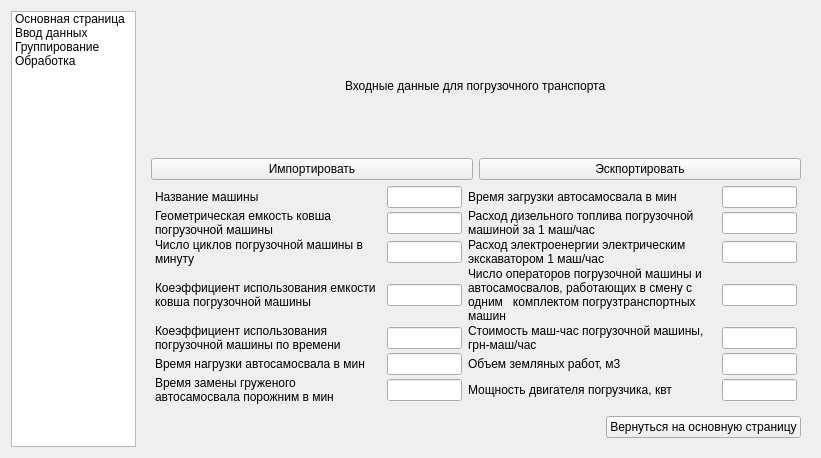
This is sources/gui/PTKMainStackForm.ui in MaxDavidenko/ptkAdvisor as Qt 5 draws it before an edit. The edited form follows.
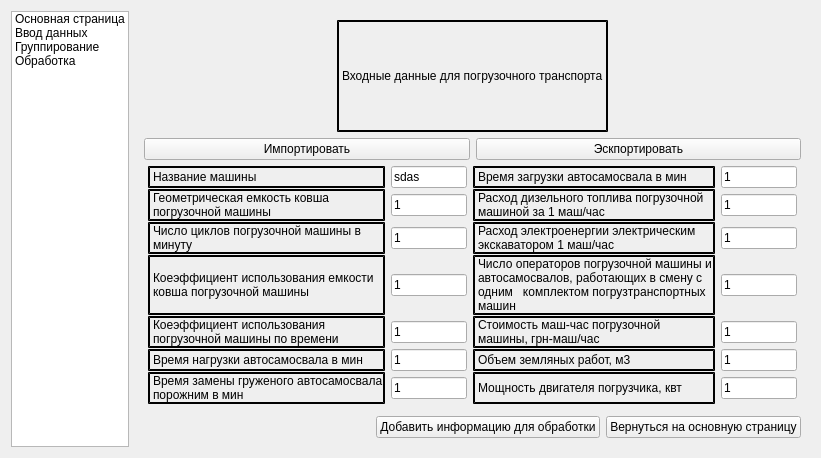
This is the edited form. The open tabs and pages were chosen to show the change.

```diff
--- a/sources/gui/PTKMainStackForm.ui
+++ b/sources/gui/PTKMainStackForm.ui
@@ -45,6 +45,13 @@
    </item>
    <item>
     <widget class="QStackedWidget" name="mainStackedWidget">
+     <property name="styleSheet">
+      <string notr="true"> QLabel{
+    border-style: outset;
+    border-width: 2px;
+    border-color: black;
+}</string>
+     </property>
      <property name="currentIndex">
       <number>0</number>
      </property>
@@ -140,10 +147,18 @@
             </widget>
            </item>
            <item row="6" column="1">
-            <widget class="QLineEdit" name="lineEdit_13"/>
+            <widget class="QLineEdit" name="lineEdit_13">
+             <property name="text">
+              <string>1</string>
+             </property>
+            </widget>
            </item>
            <item row="2" column="3">
-            <widget class="QLineEdit" name="lineEdit_6"/>
+            <widget class="QLineEdit" name="lineEdit_6">
+             <property name="text">
+              <string>1</string>
+             </property>
+            </widget>
            </item>
            <item row="5" column="0">
             <widget class="QLabel" name="label_9">
@@ -156,16 +171,44 @@
             </widget>
            </item>
            <item row="1" column="1">
-            <widget class="QLineEdit" name="lineEdit_2"/>
+            <widget class="QLineEdit" name="lineEdit_2">
+             <property name="inputMethodHints">
+              <set>Qt::ImhDigitsOnly</set>
+             </property>
+             <property name="inputMask">
+              <string/>
+             </property>
+             <property name="text">
+              <string>1</string>
+             </property>
+             <property name="maxLength">
+              <number>32767</number>
+             </property>
+             <property name="frame">
+              <bool>true</bool>
+             </property>
+            </widget>
            </item>
            <item row="4" column="1">
-            <widget class="QLineEdit" name="lineEdit_9"/>
+            <widget class="QLineEdit" name="lineEdit_9">
+             <property name="text">
+              <string>1</string>
+             </property>
+            </widget>
            </item>
            <item row="3" column="3">
-            <widget class="QLineEdit" name="lineEdit_8"/>
+            <widget class="QLineEdit" name="lineEdit_8">
+             <property name="text">
+              <string>1</string>
+             </property>
+            </widget>
            </item>
            <item row="5" column="1">
-            <widget class="QLineEdit" name="lineEdit_11"/>
+            <widget class="QLineEdit" name="lineEdit_11">
+             <property name="text">
+              <string>1</string>
+             </property>
+            </widget>
            </item>
            <item row="0" column="2">
             <widget class="QLabel" name="label_11">
@@ -178,7 +221,11 @@
             </widget>
            </item>
            <item row="1" column="3">
-            <widget class="QLineEdit" name="lineEdit_4"/>
+            <widget class="QLineEdit" name="lineEdit_4">
+             <property name="text">
+              <string>1</string>
+             </property>
+            </widget>
            </item>
            <item row="2" column="0">
             <widget class="QLabel" name="label_6">
@@ -191,16 +238,32 @@
             </widget>
            </item>
            <item row="0" column="1">
-            <widget class="QLineEdit" name="lineEdit"/>
+            <widget class="QLineEdit" name="lineEdit">
+             <property name="text">
+              <string>sdas</string>
+             </property>
+            </widget>
            </item>
            <item row="6" column="3">
-            <widget class="QLineEdit" name="lineEdit_14"/>
+            <widget class="QLineEdit" name="lineEdit_14">
+             <property name="text">
+              <string>1</string>
+             </property>
+            </widget>
            </item>
            <item row="5" column="3">
-            <widget class="QLineEdit" name="lineEdit_12"/>
+            <widget class="QLineEdit" name="lineEdit_12">
+             <property name="text">
+              <string>1</string>
+             </property>
+            </widget>
            </item>
            <item row="4" column="3">
-            <widget class="QLineEdit" name="lineEdit_10"/>
+            <widget class="QLineEdit" name="lineEdit_10">
+             <property name="text">
+              <string>1</string>
+             </property>
+            </widget>
            </item>
            <item row="3" column="2">
             <widget class="QLabel" name="label_14">
@@ -233,7 +296,11 @@
             </widget>
            </item>
            <item row="2" column="1">
-            <widget class="QLineEdit" name="lineEdit_5"/>
+            <widget class="QLineEdit" name="lineEdit_5">
+             <property name="text">
+              <string>1</string>
+             </property>
+            </widget>
            </item>
            <item row="0" column="0">
             <widget class="QLabel" name="label_5">
@@ -296,10 +363,18 @@
             </widget>
            </item>
            <item row="3" column="1">
-            <widget class="QLineEdit" name="lineEdit_7"/>
+            <widget class="QLineEdit" name="lineEdit_7">
+             <property name="text">
+              <string>1</string>
+             </property>
+            </widget>
            </item>
            <item row="0" column="3">
-            <widget class="QLineEdit" name="lineEdit_3"/>
+            <widget class="QLineEdit" name="lineEdit_3">
+             <property name="text">
+              <string>1</string>
+             </property>
+            </widget>
            </item>
            <item row="1" column="0">
             <widget class="QLabel" name="label_4">
@@ -336,6 +411,13 @@
            </property>
           </spacer>
          </item>
+         <item>
+          <widget class="QPushButton" name="addMachine">
+           <property name="text">
+            <string>Добавить информацию для обработки</string>
+           </property>
+          </widget>
+         </item>
          <item>
           <widget class="QPushButton" name="backToMainPageBtnT">
            <property name="text">
```
Left out of the diff: 25 changed lines with no effect on the pictures.
